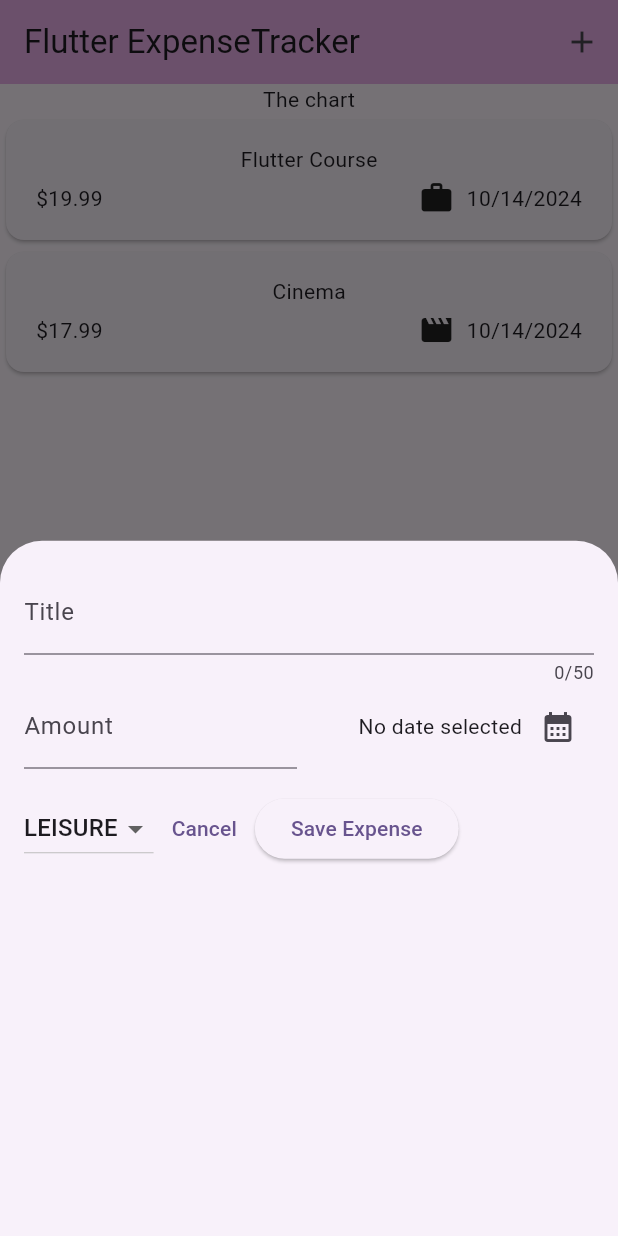
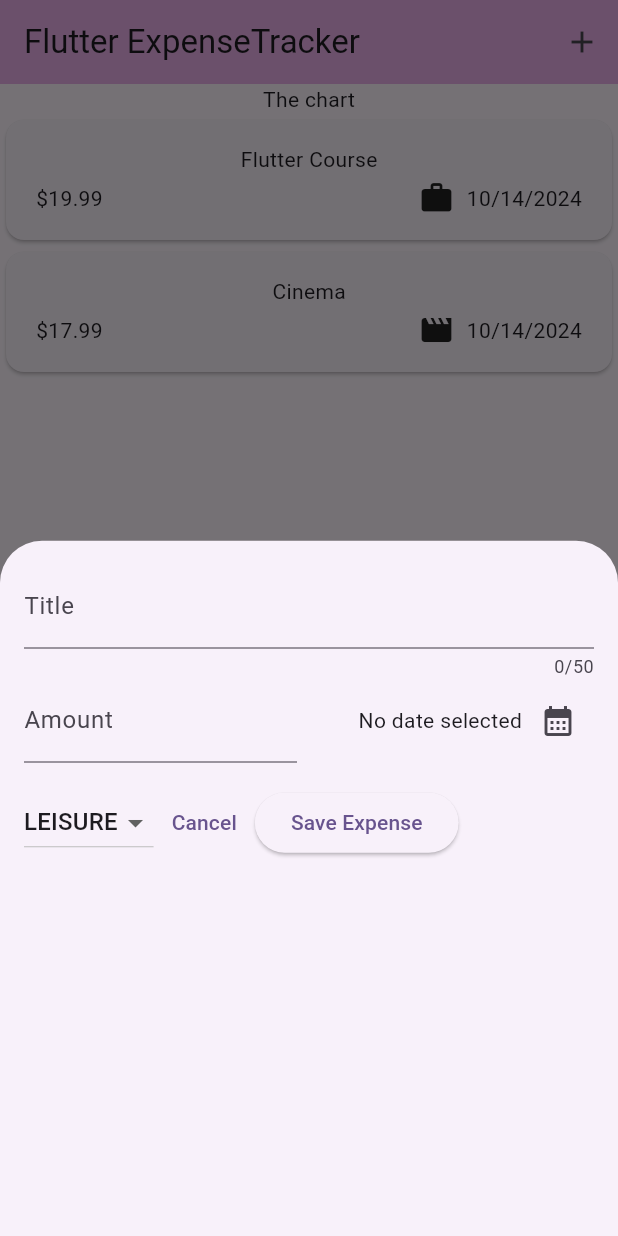
Before and after one commit to flutter-development-rboriba/expense_tracker_app, a Flutter app: the screen it shows after launch, after a tap on the "add" icon, on a phone screen of 412 x 824 dp. Run offline on Flutter 3.47's test engine with Material 3 defaults, Android fonts, the phone set to English and light mode, and no system bars.

```diff
--- a/lib/widgets/expenses.dart
+++ b/lib/widgets/expenses.dart
@@ -36,13 +36,18 @@ class _ExpensesState extends State<Expenses> {
   }
 
   void _removeExpense(Expense expense) {
+    final expenseIndex = _registeredExpenses.indexOf(expense);
+
     setState(() {
       _registeredExpenses.remove(expense);
     });
+
+    // ScaffoldMessenger.of(context).clearSnackBars();
   }
 
   void _openAddExpenseOverlay() {
     showModalBottomSheet(
+      isScrollControlled: false, // If want full screen feature change to true
       context: context,
       builder: (ctx) => NewExpense(onAddExpense: _addExpense),
     );
--- a/lib/widgets/new_expense.dart
+++ b/lib/widgets/new_expense.dart
@@ -68,7 +68,6 @@ class _NewExpenseState extends State<NewExpense> {
         category: _selectedCategory,
       ),
     );
-
     Navigator.pop(context);
   }
 
@@ -82,7 +81,7 @@ class _NewExpenseState extends State<NewExpense> {
   @override
   Widget build(BuildContext context) {
     return Padding(
-      padding: const EdgeInsets.fromLTRB(16, 20, 16, 16),
+      padding: const EdgeInsets.fromLTRB(16, 16, 16, 16),
       child: Column(
         children: [
           TextField(
```
